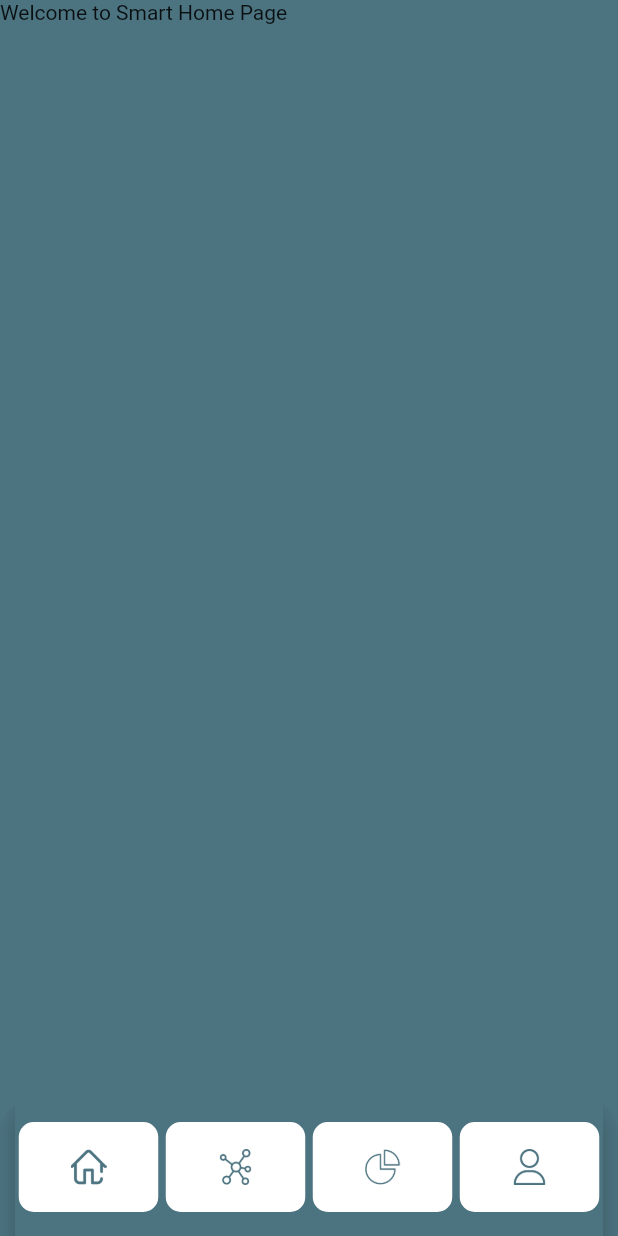
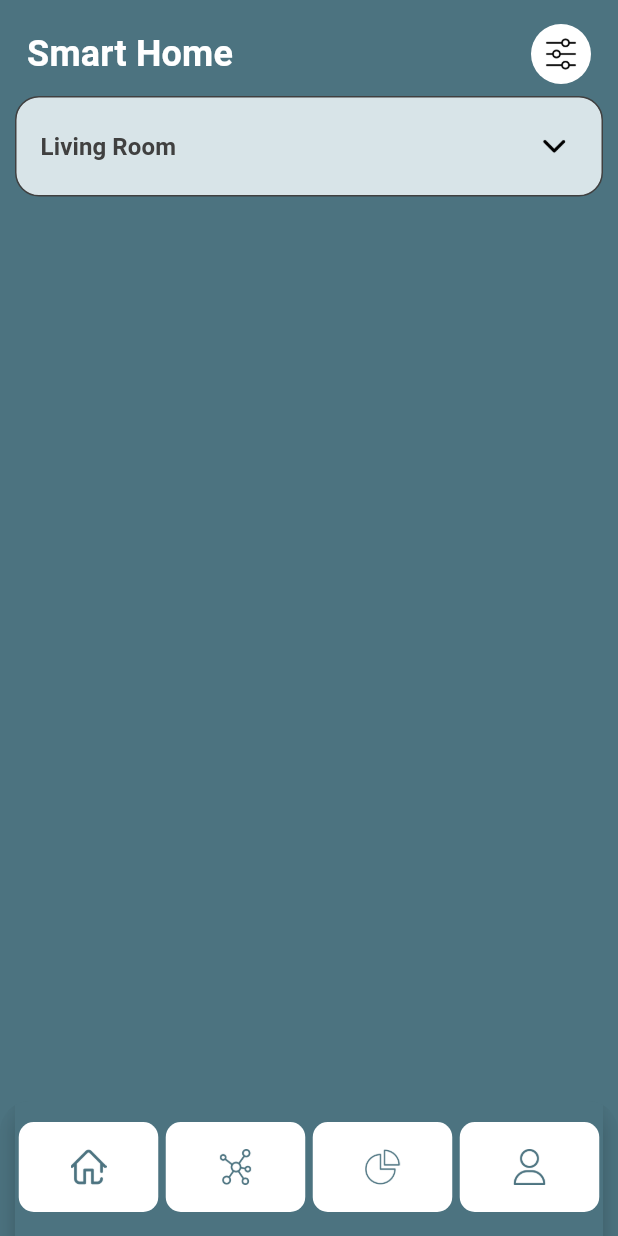
Before and after one commit to Navid-Rahman/flutter.innovainfosys.navid_1, a Flutter app: the screen it shows after launch, item 2 of the bottom bar chosen, on a phone screen of 412 x 824 dp. Run offline on Flutter 3.47's test engine with Material 2 defaults, Android fonts, the phone set to English and light mode, and no system bars.

Commit message:
Dropdown menu gesture added to the Smart Home page.

```diff
--- a/lib/home_page_utils/greetingsContainer.dart
+++ b/lib/home_page_utils/greetingsContainer.dart
@@ -43,7 +43,7 @@ Widget buildGreetingsContainer() {
             Icons.notifications,
             color: Colors.black,
           ),
-        )
+        ),
       ],
     ),
   );
--- a/lib/pages/power_usage.dart
+++ b/lib/pages/power_usage.dart
@@ -26,7 +26,7 @@ class _PowerUsagePageState extends State<PowerUsagePage> {
         onTap: _onTabTapped,
       ),
       body: SafeArea(
-        child: Text('Hello World'),
+        child: Text('Welcome to Power usage Page'),
       ),
     );
   }
--- a/lib/pages/smart_home_page.dart
+++ b/lib/pages/smart_home_page.dart
@@ -1,19 +1,27 @@
 import 'package:flutter/material.dart';
 import 'package:flutter_innovainfosys_navid_1/bottom_navigation_bar.dart';
+import 'package:flutter_innovainfosys_navid_1/smartHomePage_utils/drop_down_menu.dart';
 
 class SmartHomePage extends StatefulWidget {
-  const SmartHomePage({super.key});
+  const SmartHomePage({key}) : super(key: key);
 
   @override
   State<SmartHomePage> createState() => _SmartHomePageState();
 }
 
 class _SmartHomePageState extends State<SmartHomePage> {
-  int _currentIndex = 1;
+  int _currentIndex = 2;
+  bool _isDropdownOpen = false; // Dropdown state variable
 
   void _onTabTapped(int index) {
     setState(() {
       _currentIndex = index;
+    });
+  }
+
+  void _toggleDropdown() {
+    setState(() {
+      _isDropdownOpen = !_isDropdownOpen;
     });
   }
 
@@ -26,7 +34,98 @@ class _SmartHomePageState extends State<SmartHomePage> {
         onTap: _onTabTapped,
       ),
       body: SafeArea(
-        child: Text('Welcome to Smart Home Page'),
+        child: Padding(
+          padding: const EdgeInsets.fromLTRB(10, 8, 10, 0),
+          child: Column(
+            children: [
+              // Smart Home Title
+              Padding(
+                padding: const EdgeInsets.all(8.0),
+                child: Row(
+                  mainAxisAlignment: MainAxisAlignment.spaceBetween,
+                  children: [
+                    const Text(
+                      'Smart Home',
+                      style: TextStyle(
+                        fontSize: 24,
+                        fontWeight: FontWeight.w600,
+                        color: Colors.white,
+                        letterSpacing: 0.12,
+                      ),
+                    ),
+                    Container(
+                      padding: const EdgeInsets.all(8),
+                      decoration: BoxDecoration(
+                        color: Colors.white,
+                        borderRadius: BorderRadius.circular(50),
+                      ),
+                      width: 40,
+                      height: 40,
+                      child: const Image(
+                        height: 40,
+                        width: 40,
+                        image: AssetImage(
+                          'icons/contrast-adjustment.png',
+                        ),
+                      ),
+                    ),
+                  ],
+                ),
+              ),
+
+              // Dropdown Menu
+              PopupMenuButton<String>(
+                onSelected: (value) {},
+                itemBuilder: (BuildContext context) => [
+                  DropDownMenu.buildMenuItem('bedroom', 'Bedroom'),
+                  DropDownMenu.buildMenuItem('dining_room', 'Dining Room'),
+                  DropDownMenu.buildMenuItem('drawing_room', 'Drawing Room'),
+                ],
+                onCanceled: _toggleDropdown,
+                offset: const Offset(0, 40), // handle selection here
+                child: Container(
+                  padding: const EdgeInsets.fromLTRB(16, 20, 19, 20),
+                  width: double.infinity,
+                  decoration: BoxDecoration(
+                    borderRadius: BorderRadius.circular(16),
+                    color: const Color(0xffd8e4e8),
+                    border: Border.all(
+                      color: const Color(0xff404040),
+                    ),
+                  ),
+                  child: Row(
+                    mainAxisAlignment: MainAxisAlignment.spaceBetween,
+                    crossAxisAlignment: CrossAxisAlignment.center,
+                    children: [
+                      Container(
+                        child: const Text(
+                          'Living Room',
+                          style: TextStyle(
+                            fontSize: 16,
+                            fontWeight: FontWeight.w600,
+                            letterSpacing: 0.08,
+                            color: Color(0xFF404040),
+                          ),
+                        ),
+                      ),
+                      Container(
+                        child: Image(
+                          width: 25,
+                          height: 25,
+                          image: AssetImage(
+                            _isDropdownOpen ? 'icons/up.png' : 'icons/down.png',
+                          ),
+                        ),
+                      ),
+                    ],
+                  ),
+                ),
+              ),
+
+              // Smart Mode lists
+            ],
+          ),
+        ),
       ),
     );
   }
```
Also changed, not shown: lib/smartHomePage_utils/drop_down_menu.dart (added, +29 -0 lines), icons/arrow-up.png (added), icons/contrast-adjustment.png (added), icons/down.png (added).
